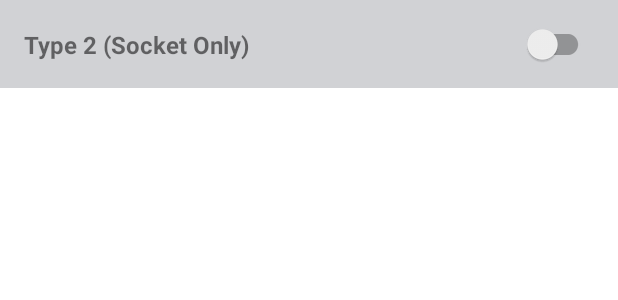
After one commit to leokapanen/CariadTestTask, an Android app: the layout filtering_item.xml on its own in the app's theme, with its tools: preview values and no code run, on a phone screen of 412 x 824 dp. The commit adds this screen. Shown: the top 300 px of the screen. Run offline under Robolectric (Android 15) with nearby library versions, the phone set to English and light mode, and no system bars.

Commit message:
Filtering Screen was implemented.

```diff
--- /dev/null
+++ b/app/src/main/java/com/kapanen/cariadtesttask/model/FilterHeader.kt
@@ -0,0 +1,5 @@
+package com.kapanen.cariadtesttask.model
+
+data class FilterHeader(
+    val title: String
+)
--- /dev/null
+++ b/app/src/main/res/layout/filtering_item.xml
@@ -0,0 +1,37 @@
+<?xml version="1.0" encoding="utf-8"?>
+<androidx.constraintlayout.widget.ConstraintLayout xmlns:android="http://schemas.android.com/apk/res/android"
+    xmlns:app="http://schemas.android.com/apk/res-auto"
+    xmlns:tools="http://schemas.android.com/tools"
+    android:layout_width="match_parent"
+    android:layout_height="wrap_content"
+    android:background="@color/list_bg"
+    android:paddingStart="@dimen/filtering_item_horizontal_padding"
+    android:paddingTop="5dp"
+    android:paddingEnd="@dimen/filtering_item_horizontal_padding"
+    android:paddingBottom="5dp">
+
+    <androidx.appcompat.widget.AppCompatTextView
+        android:id="@+id/filtering_item_label"
+        android:layout_width="0dp"
+        android:layout_height="wrap_content"
+        android:layout_marginEnd="10dp"
+        android:ellipsize="end"
+        android:gravity="start"
+        android:singleLine="true"
+        android:textSize="16sp"
+        android:textStyle="bold"
+        app:layout_constraintBottom_toBottomOf="@id/filtering_item_switch"
+        app:layout_constraintEnd_toEndOf="parent"
+        app:layout_constraintStart_toStartOf="parent"
+        app:layout_constraintTop_toTopOf="@id/filtering_item_switch"
+        tools:text="Type 2 (Socket Only)" />
+
+    <androidx.appcompat.widget.SwitchCompat
+        android:id="@+id/filtering_item_switch"
+        android:layout_width="wrap_content"
+        android:layout_height="wrap_content"
+        app:layout_constraintBottom_toBottomOf="parent"
+        app:layout_constraintEnd_toEndOf="parent"
+        app:layout_constraintTop_toTopOf="parent" />
+
+</androidx.constraintlayout.widget.ConstraintLayout>
--- a/app/src/main/res/values/colors.xml
+++ b/app/src/main/res/values/colors.xml
@@ -12,4 +12,6 @@
 
     <color name="details_text">#FF003865</color>
     <color name="inactive_icon">#FF0000</color>
+
+    <color name="list_bg">#FFD1D2D5</color>
 </resources>
--- a/app/src/main/res/values/dimen.xml
+++ b/app/src/main/res/values/dimen.xml
@@ -11,4 +11,6 @@
     <dimen name="details_card_padding">16dp</dimen>
     <dimen name="details_card_horizontal_margin">16dp</dimen>
     <dimen name="details_card_corner_radius">10dp</dimen>
+
+    <dimen name="filtering_item_horizontal_padding">16dp</dimen>
 </resources>
--- a/app/src/main/res/values/strings.xml
+++ b/app/src/main/res/values/strings.xml
@@ -9,4 +9,9 @@
     <string name="details_connection_address_label">Address</string>
     <string name="details_charging_points_label">Number of\ncharging points</string>
     <string name="details_item_unknown">-</string>
+
+    <string name="filter_header_connection_type">Connection Type</string>
+    <string name="filter_header_active">Availability</string>
+    <string name="filter_active">Show active POIs</string>
+    <string name="filter_inactive">Show inactive POIs</string>
 </resources>
```
Also changed, not shown: app/src/main/java/com/kapanen/cariadtesttask/di/AppModule.kt (+13 -1 lines), app/src/main/java/com/kapanen/cariadtesttask/model/FilterItem.kt (added, +8 -0 lines), app/src/main/java/com/kapanen/cariadtesttask/model/FilterType.kt (added, +7 -0 lines), app/src/main/java/com/kapanen/cariadtesttask/setting/AppSettings.kt (+21 -1 lines), app/src/main/java/com/kapanen/cariadtesttask/ui/filtering/DiffCallback.kt (added, +44 -0 lines), app/src/main/java/com/kapanen/cariadtesttask/ui/filtering/FilteringFragment.kt (+33 -4 lines), app/src/main/java/com/kapanen/cariadtesttask/ui/filtering/FilteringViewModel.kt (+67 -1 lines), app/src/main/java/com/kapanen/cariadtesttask/ui/filtering/FiltersListAdapter.kt (added, +22 -0 lines), app/src/main/java/com/kapanen/cariadtesttask/ui/filtering/delegate/FilteringHeaderDelegate.kt (added, +30 -0 lines), app/src/main/java/com/kapanen/cariadtesttask/ui/filtering/delegate/FilteringItemDelegate.kt (added, +103 -0 lines), app/src/main/java/com/kapanen/cariadtesttask/util/StringExtensions.kt (added, +30 -0 lines), app/src/main/res/layout/filtering_header.xml (added, +27 -0 lines), app/src/main/res/layout/fragment_filtering.xml (+34 -3 lines).
